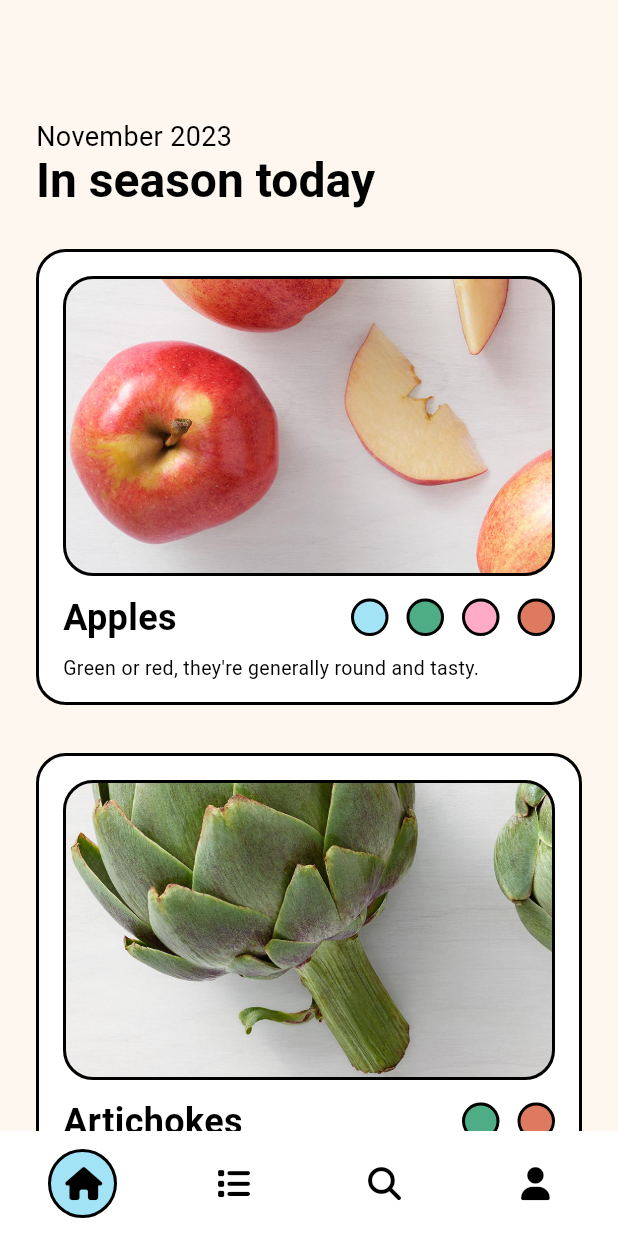
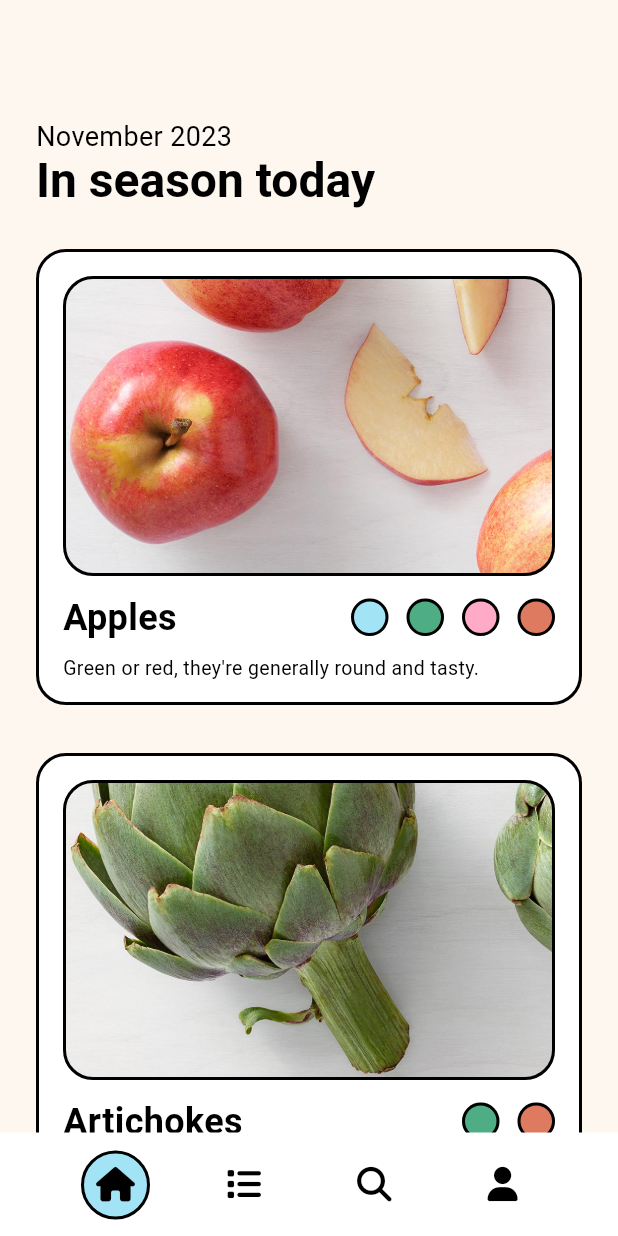
Before and after one commit to leighajarett/veggie_seasons_v2, a Flutter app: the screen it shows after launch, on a phone screen of 412 x 824 dp. Run offline on Flutter 3.47's test engine with Material 3 defaults, Android fonts, the phone set to English and light mode, and no system bars; our stand-ins replace font_awesome_flutter, gap, google_fonts, shared_preferences; missing offline and left inert: dart:ffi, widgetbook, widgetbook_annotation.

Commit message:
Fix navigation bar

```diff
--- a/lib/components/CustomNavigationBar.dart
+++ b/lib/components/CustomNavigationBar.dart
@@ -40,35 +40,21 @@ class _CustomNavigationBarState extends State<CustomNavigationBar> {
       FontAwesomeIcons.solidUser,
     ];
 
-    // For whole widget, lots of numbers all over.
-    // Would be best to put them all in the $styles object so
-    // it is easier to read/use/etc.
     double containerW = 46;
     double iconContainerW = containerW / 2;
-    double iconSize = 22;
     double totalWidth = MediaQuery.of(context).size.width;
+    double freeSpace = (totalWidth - (iconContainerW * icons.length)) / (icons.length + 1);
+    double xOffset = ((freeSpace + iconContainerW) * selectedIndex) + freeSpace - 10;
 
     return Container(
-      height: ($styles.padding.s + iconContainerW) * 2,
+      height: containerW + iconContainerW,
       color: $styles.colors.white,
       child: SafeArea(
         child: Stack(
           children: [
-            AnimatedSlide(
-              offset: Offset(
-                // This is really hard to read.
-                // Storing whatever this value is in a
-                // getter or method in the style file would be best.
-                ((((totalWidth -
-                                    (2 *
-                                        ($styles.padding.xl +
-                                            iconContainerW))) /
-                                3) *
-                            selectedIndex) +
-                        $styles.padding.xl) /
-                    containerW,
-                $styles.padding.s / containerW,
-              ),
+            AnimatedPositioned(
+              left: xOffset,
+              top: $styles.padding.s,
               duration: const Duration(milliseconds: 300),
               curve: Curves.easeInOutCubicEmphasized,
               child: Container(
@@ -79,43 +65,29 @@ class _CustomNavigationBarState extends State<CustomNavigationBar> {
                 ),
               ),
             ),
-            Padding(
-              padding: EdgeInsets.only(
-                left: $styles.padding.xl + iconContainerW / 2,
-                right: $styles.padding.xl + iconContainerW / 2,
-                top: $styles.padding.s + iconContainerW / 2,
-              ),
+            Center(
               child: Row(
-                mainAxisAlignment: MainAxisAlignment.spaceBetween,
-                children: icons.map((icon) {
-                  return SizedBox.square(
-                    dimension: iconContainerW,
-                    child: Center(
+                mainAxisAlignment: MainAxisAlignment.spaceEvenly,
+                children: icons.asMap().entries.map((entry) {
+                  return GestureDetector(
+                    behavior: HitTestBehavior.opaque,
+                    onTap: () {
+                      setState(() {
+                        selectedIndex = entry.key;
+                        widget.tabController.animateTo(entry.key);
+                      });
+                    },
+                    child: SizedBox.square(
+                      dimension: iconContainerW,
                       child: FaIcon(
-                        size: iconSize,
-                        icon,
+                        size: iconContainerW,
+                        entry.value,
                         color: $styles.colors.black,
                       ),
                     ),
                   );
                 }).toList(),
               ),
-            ),
-            Row(
-              children: icons.asMap().entries.map((entry) {
-                int index = entry.key;
-                return Expanded(
-                  child: GestureDetector(
-                    behavior: HitTestBehavior.opaque,
-                    onTap: () {
-                      setState(() {
-                        selectedIndex = index;
-                        widget.tabController.animateTo(index);
-                      });
-                    },
-                  ),
-                );
-              }).toList(),
             ),
           ],
         ),
```
